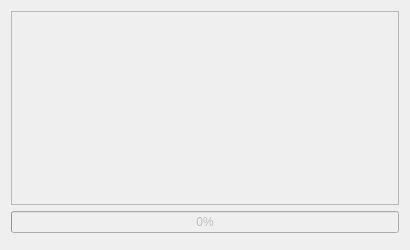
Before: the Qt Designer form src/windows/ui/process-effect.ui in OpenShot/openshot-qt, drawn with Qt 5.
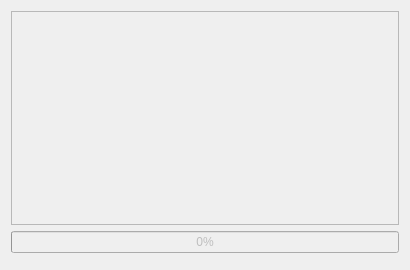
After: the same form once the commit is applied.

Commit message: Add a new link widget to our preprocessing effect dialog, so we can give further instructions/link to users who want to download the object detector dependencies.

Patch:
```diff
--- a/src/windows/ui/process-effect.ui
+++ b/src/windows/ui/process-effect.ui
@@ -7,7 +7,7 @@
     <x>0</x>
     <y>0</y>
     <width>410</width>
-    <height>250</height>
+    <height>270</height>
    </rect>
   </property>
   <property name="minimumSize">
```
The commit also changes 2 other files.
